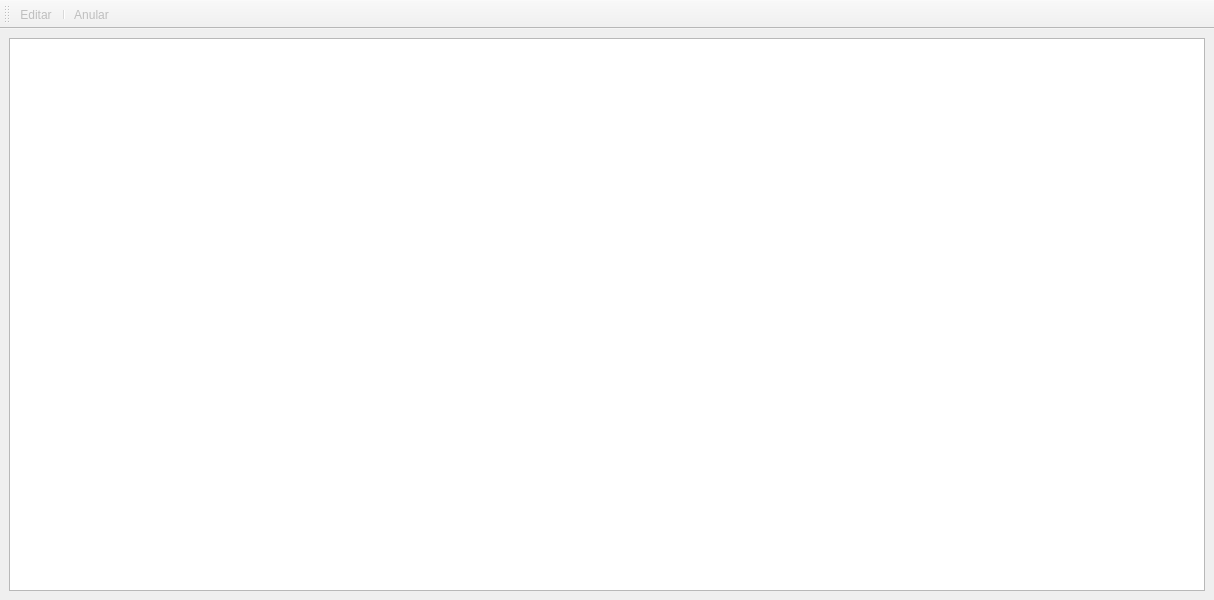
Old version of the form gestionarfacturas.ui in the repository elshaka/AltoNivel.
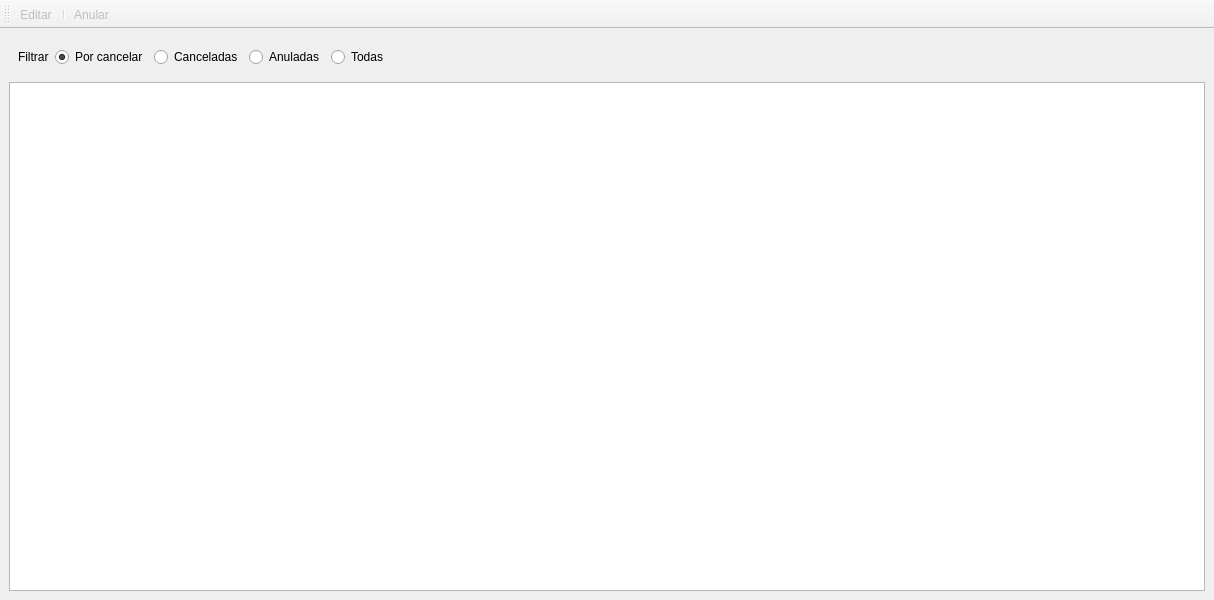
New version of the form. Icons and pictures are not drawn.

Commit message: Implementado filtro para facturas

Patch:
```diff
--- a/gestionarfacturas.ui
+++ b/gestionarfacturas.ui
@@ -15,6 +15,75 @@
   </property>
   <widget class="QWidget" name="centralwidget">
    <layout class="QVBoxLayout" name="verticalLayout">
+    <item>
+     <widget class="QWidget" name="widget" native="true">
+      <layout class="QHBoxLayout" name="horizontalLayout">
+       <item>
+        <widget class="QLabel" name="label">
+         <property name="sizePolicy">
+          <sizepolicy hsizetype="Minimum" vsizetype="Preferred">
+           <horstretch>0</horstretch>
+           <verstretch>0</verstretch>
+          </sizepolicy>
+         </property>
+         <property name="maximumSize">
+          <size>
+           <width>60</width>
+           <height>16777215</height>
+          </size>
+         </property>
+         <property name="text">
+          <string>Filtrar</string>
+         </property>
+        </widget>
+       </item>
+       <item>
+        <widget class="QRadioButton" name="radioButtonPorCancelar">
+         <property name="text">
+          <string>Por cancelar</string>
+         </property>
+         <property name="checked">
+          <bool>true</bool>
+         </property>
+        </widget>
+       </item>
+       <item>
+        <widget class="QRadioButton" name="radioButtonCanceladas">
+         <property name="text">
+          <string>Canceladas</string>
+         </property>
+        </widget>
+       </item>
+       <item>
+        <widget class="QRadioButton" name="radioButtonAnuladas">
+         <property name="text">
+          <string>Anuladas</string>
+         </property>
+        </widget>
+       </item>
+       <item>
+        <widget class="QRadioButton" name="radioButtonTodas">
+         <property name="text">
+          <string>Todas</string>
+         </property>
+        </widget>
+       </item>
+       <item>
+        <spacer name="horizontalSpacer">
+         <property name="orientation">
+          <enum>Qt::Horizontal</enum>
+         </property>
+         <property name="sizeHint" stdset="0">
+          <size>
+           <width>40</width>
+           <height>20</height>
+          </size>
+         </property>
+        </spacer>
+       </item>
+      </layout>
+     </widget>
+    </item>
     <item>
      <widget class="QTableView" name="facturasTableWidget">
       <property name="alternatingRowColors">
```
The commit also changes 2 other files.
